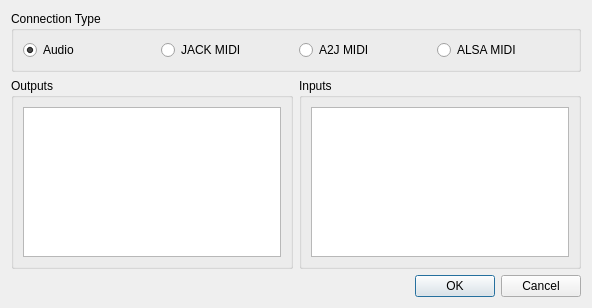
First picture: the form in src/ui/catarina_connectports.ui, repository falkTX/Cadence, before the edit.
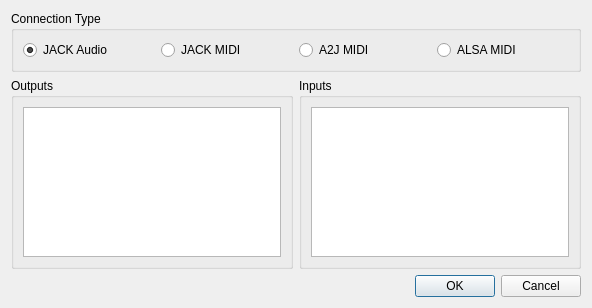
Second picture: the form after the edit.

What changed in the file:
```diff
--- a/src/ui/catarina_connectports.ui
+++ b/src/ui/catarina_connectports.ui
@@ -57,7 +57,7 @@
       <item>
        <widget class="QRadioButton" name="rb_audio_jack">
         <property name="text">
-         <string>Audio</string>
+         <string>JACK Audio</string>
         </property>
         <property name="checked">
          <bool>true</bool>
```
